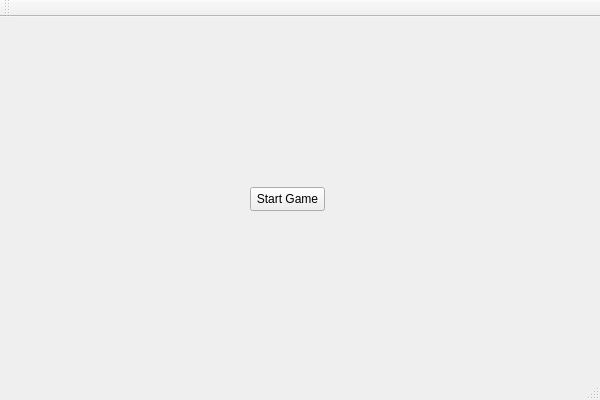
Before: the Qt Designer form ProjectC++/GraphicInterface/GraphicInterface.ui in andreeamacsim/ProjectModernCpp, drawn with Qt 5.
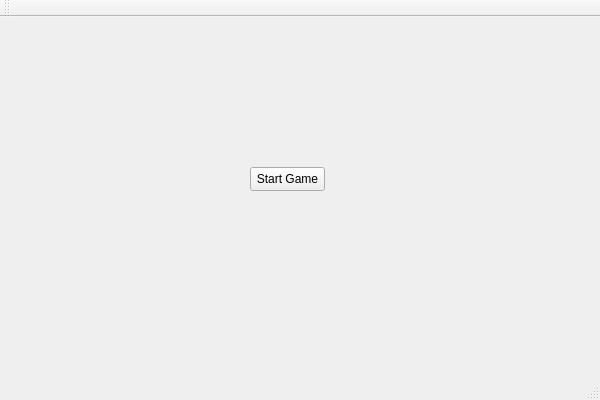
After: the same form once the commit is applied.

Commit message: I connected the main interface with the login interface

What changed in the file:
```diff
--- a/ProjectC++/GraphicInterface/GraphicInterface.ui
+++ b/ProjectC++/GraphicInterface/GraphicInterface.ui
@@ -18,7 +18,7 @@
     <property name="geometry">
      <rect>
       <x>250</x>
-      <y>170</y>
+      <y>150</y>
       <width>75</width>
       <height>24</height>
      </rect>
```
Left out of the diff: 2 changed lines with no effect on the pictures. The commit also changes 6 other files.
